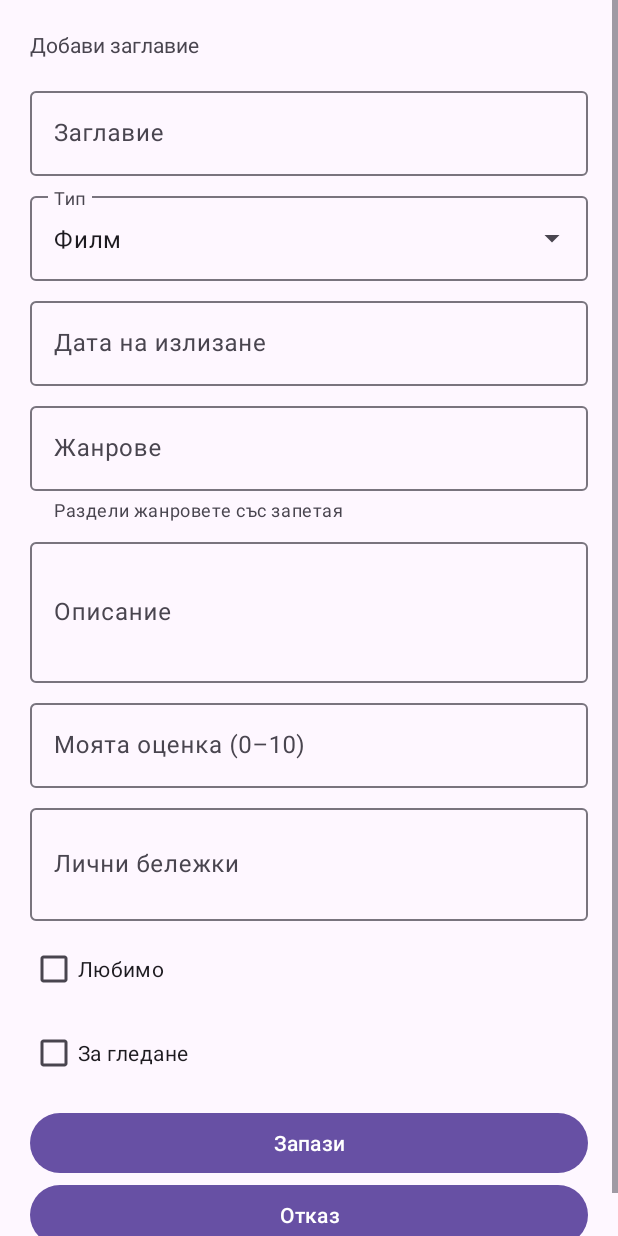
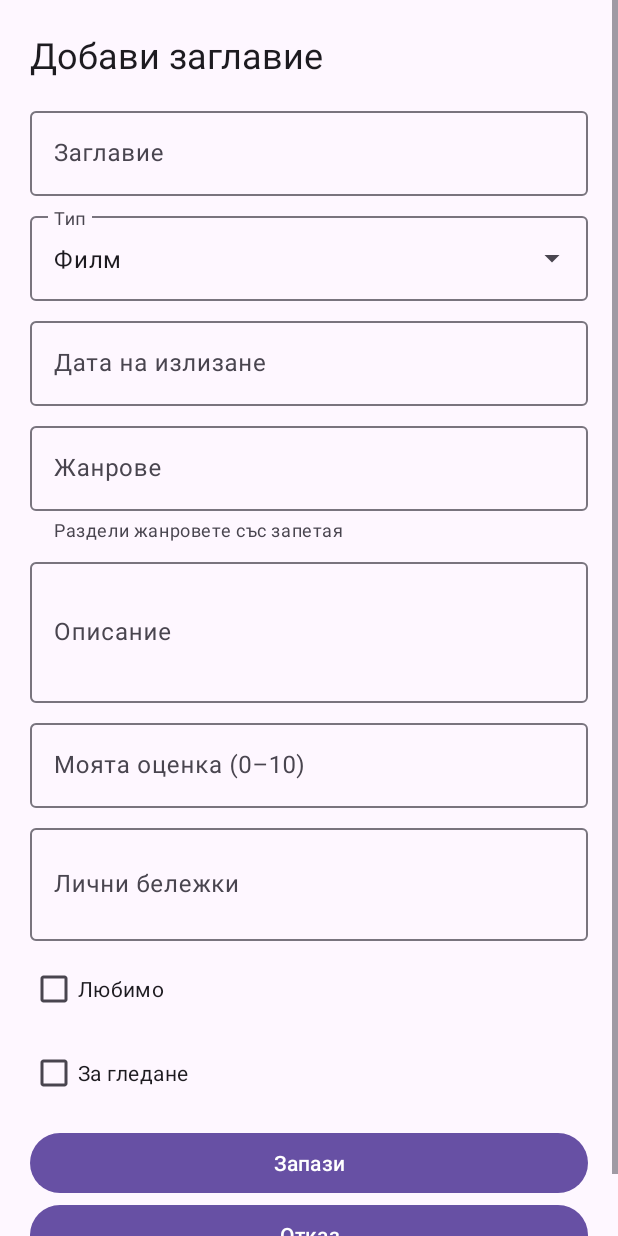
Before and after one commit to IvoKraichev/MobileApps2026-2401321081, an Android app: the MovieFormFragment screen opened through its navigation route, on a phone screen of 412 x 824 dp. Run offline under Robolectric (Android 15) with nearby library versions, the phone set to English and light mode, and no system bars; our stand-ins replace Room's generated code, navigation-ui; libraries missing offline, so code that uses them is left out: androidx.room3; 7 statements that could not run were skipped.

Commit message:
Create landscape layout for the screens

```diff
--- a/app/src/main/java/com/myapp/cinescope/MainActivity.kt
+++ b/app/src/main/java/com/myapp/cinescope/MainActivity.kt
@@ -7,8 +7,8 @@ import androidx.core.view.ViewCompat
 import androidx.core.view.WindowInsetsCompat
 import androidx.navigation.fragment.NavHostFragment
 import androidx.navigation.ui.setupWithNavController
-import com.google.android.material.bottomnavigation.BottomNavigationView
 import android.view.View
+import com.google.android.material.navigation.NavigationBarView
 
 class MainActivity : AppCompatActivity() {
     override fun onCreate(savedInstanceState: Bundle?) {
@@ -24,12 +24,13 @@ class MainActivity : AppCompatActivity() {
         val navHost = supportFragmentManager
             .findFragmentById(R.id.nav_host_fragment) as NavHostFragment
 
-        val bottomNavigation = findViewById<BottomNavigationView>(R.id.bottomNavigation)
+        val navigationBar =
+            findViewById<NavigationBarView>(R.id.bottomNavigation)
 
-        bottomNavigation.setupWithNavController(navHost.navController)
+        navigationBar.setupWithNavController(navHost.navController)
 
         navHost.navController.addOnDestinationChangedListener { _, destination, _ ->
-            bottomNavigation.visibility =
+            navigationBar.visibility =
                 if (
                     destination.id == R.id.movieFormFragment ||
                     destination.id == R.id.movieDetailsFragment
--- a/app/src/main/java/com/myapp/cinescope/ui/library/MovieFormFragment.kt
+++ b/app/src/main/java/com/myapp/cinescope/ui/library/MovieFormFragment.kt
@@ -4,6 +4,7 @@ import android.os.Bundle
 import android.view.View
 import android.widget.ArrayAdapter
 import android.widget.ProgressBar
+import android.widget.Filter
 import androidx.fragment.app.Fragment
 import androidx.fragment.app.activityViewModels
 import androidx.lifecycle.Lifecycle
@@ -107,13 +108,40 @@ class MovieFormFragment : Fragment(R.layout.fragment_movie_form) {
             getString(R.string.movie_type_tv)
         )
 
-        typeInput.setAdapter(
-            ArrayAdapter(
-                requireContext(),
-                android.R.layout.simple_list_item_1,
-                typeLabels
-            )
-        )
+        val typeAdapter = object : ArrayAdapter<String>(
+            requireContext(),
+            android.R.layout.simple_list_item_1,
+            typeLabels.toMutableList()
+        ) {
+            override fun getFilter(): Filter {
+                return object : Filter() {
+                    override fun performFiltering(constraint: CharSequence?): FilterResults? {
+                        return FilterResults().apply {
+                            values = typeLabels
+                            count = typeLabels.size
+                        }
+                    }
+
+                    override fun publishResults(
+                        constraint: CharSequence?,
+                        results: Filter.FilterResults?
+                    ) {
+                        val items = (results?.values as? List<*>)
+                            ?.filterIsInstance<String>()
+                            .orEmpty()
+
+                        clear()
+                        addAll(items.ifEmpty { typeLabels })
+                    }
+
+                    override fun convertResultToString(resultValue: Any?): CharSequence? {
+                        return resultValue.toString()
+                    }
+                }
+            }
+        }
+
+        typeInput.setAdapter(typeAdapter)
     }
 
     private fun observeState() {
--- /dev/null
+++ b/app/src/main/res/layout-land/activity_main.xml
@@ -0,0 +1,30 @@
+<?xml version="1.0" encoding="utf-8"?>
+<androidx.constraintlayout.widget.ConstraintLayout xmlns:android="http://schemas.android.com/apk/res/android"
+    xmlns:app="http://schemas.android.com/apk/res-auto"
+    xmlns:tools="http://schemas.android.com/tools"
+    android:id="@+id/main"
+    android:layout_width="match_parent"
+    android:layout_height="match_parent"
+    tools:context=".MainActivity">
+
+    <androidx.fragment.app.FragmentContainerView
+        android:id="@+id/nav_host_fragment"
+        android:name="androidx.navigation.fragment.NavHostFragment"
+        android:layout_width="0dp"
+        android:layout_height="0dp"
+        app:navGraph="@navigation/cinescope_nav_graph"
+        app:layout_constraintTop_toTopOf="parent"
+        app:layout_constraintBottom_toBottomOf="parent"
+        app:layout_constraintStart_toEndOf="@id/bottomNavigation"
+        app:layout_constraintEnd_toEndOf="parent"/>
+
+    <com.google.android.material.navigationrail.NavigationRailView
+        android:id="@+id/bottomNavigation"
+        android:layout_width="wrap_content"
+        android:layout_height="0dp"
+        app:menu="@menu/cinescope_bottom_nav"
+        app:labelVisibilityMode="labeled"
+        app:layout_constraintTop_toTopOf="parent"
+        app:layout_constraintBottom_toBottomOf="parent"
+        app:layout_constraintStart_toStartOf="parent"/>
+</androidx.constraintlayout.widget.ConstraintLayout>
--- /dev/null
+++ b/app/src/main/res/layout-land/fragment_movie_form.xml
@@ -0,0 +1,189 @@
+<?xml version="1.0" encoding="utf-8"?>
+<ScrollView
+    xmlns:android="http://schemas.android.com/apk/res/android"
+    xmlns:app="http://schemas.android.com/apk/res-auto"
+    android:layout_width="match_parent"
+    android:layout_height="match_parent"
+    android:fillViewport="true">
+
+    <LinearLayout
+        android:id="@+id/movieFormRoot"
+        android:layout_width="match_parent"
+        android:layout_height="wrap_content"
+        android:orientation="vertical"
+        android:padding="12dp">
+
+        <com.google.android.material.textview.MaterialTextView
+            android:id="@+id/formHeading"
+            android:layout_width="match_parent"
+            android:layout_height="wrap_content"
+            android:textAppearance="?attr/textAppearanceHeadlineSmall" />
+
+        <LinearLayout
+            android:layout_width="match_parent"
+            android:layout_height="wrap_content"
+            android:orientation="horizontal"
+            android:baselineAligned="false">
+
+            <LinearLayout
+                android:layout_width="0dp"
+                android:layout_height="wrap_content"
+                android:layout_weight="1"
+                android:orientation="vertical"
+                android:paddingEnd="8dp">
+
+                <com.google.android.material.textfield.TextInputLayout
+                    android:id="@+id/titleInputLayout"
+                    android:layout_width="match_parent"
+                    android:layout_height="wrap_content"
+                    android:layout_marginTop="8dp"
+                    android:hint="@string/movie_title_label">
+
+                    <com.google.android.material.textfield.TextInputEditText
+                        android:id="@+id/titleInput"
+                        android:layout_width="match_parent"
+                        android:layout_height="wrap_content"
+                        android:inputType="textCapSentences" />
+                </com.google.android.material.textfield.TextInputLayout>
+
+                <com.google.android.material.textfield.TextInputLayout
+                    android:id="@+id/typeInputLayout"
+                    style="@style/Widget.Material3.TextInputLayout.OutlinedBox.ExposedDropdownMenu"
+                    android:layout_width="match_parent"
+                    android:layout_height="wrap_content"
+                    android:layout_marginTop="8dp"
+                    android:hint="@string/movie_type_label">
+
+                    <com.google.android.material.textfield.MaterialAutoCompleteTextView
+                        android:id="@+id/typeInput"
+                        android:layout_width="match_parent"
+                        android:layout_height="wrap_content"
+                        android:inputType="none"/>
+                </com.google.android.material.textfield.TextInputLayout>
+
+                <com.google.android.material.textfield.TextInputLayout
+                    android:id="@+id/releaseDateInputLayout"
+                    android:layout_width="match_parent"
+                    android:layout_height="wrap_content"
+                    android:layout_marginTop="8dp"
+                    android:hint="@string/movie_release_date_label">
+
+                    <com.google.android.material.textfield.TextInputEditText
+                        android:id="@+id/releaseDateInput"
+                        android:layout_width="match_parent"
+                        android:layout_height="wrap_content"
+                        android:inputType="date" />
+                </com.google.android.material.textfield.TextInputLayout>
+
+                <com.google.android.material.textfield.TextInputLayout
+                    android:id="@+id/genresInputLayout"
+                    android:layout_width="match_parent"
+                    android:layout_height="wrap_content"
+                    android:layout_marginTop="8dp"
+                    android:hint="@string/movie_genres_label"
+                    app:helperText="Раздели жанровете със запетая">
+
+                    <com.google.android.material.textfield.TextInputEditText
+                        android:id="@+id/genresInput"
+                        android:layout_width="match_parent"
+                        android:layout_height="wrap_content"
+                        android:inputType="textCapSentences" />
+                </com.google.android.material.textfield.TextInputLayout>
+            </LinearLayout>
+
+            <LinearLayout
+                android:layout_width="0dp"
+                android:layout_height="wrap_content"
+                android:layout_weight="1"
+                android:orientation="vertical"
+                android:paddingStart="8dp">
+
+                <com.google.android.material.textfield.TextInputLayout
+                    android:id="@+id/overviewInputLayout"
+                    android:layout_width="match_parent"
+                    android:layout_height="wrap_content"
+                    android:layout_marginTop="8dp"
+                    android:hint="@string/movie_overview_label">
+
+                    <com.google.android.material.textfield.TextInputEditText
+                        android:id="@+id/overviewInput"
+                        android:layout_width="match_parent"
+                        android:layout_height="wrap_content"
+                        android:inputType="textCapSentences|textMultiLine"
+                        android:minLines="2"/>
+                </com.google.android.material.textfield.TextInputLayout>
+
+                <com.google.android.material.textfield.TextInputLayout
+                    android:id="@+id/userRatingInputLayout"
+                    android:layout_width="match_parent"
+                    android:layout_height="wrap_content"
+                    android:layout_marginTop="8dp"
+                    android:hint="@string/movie_user_rating_label">
+
+                    <com.google.android.material.textfield.TextInputEditText
+                        android:id="@+id/userRatingInput"
+                        android:layout_width="match_parent"
+                        android:layout_height="wrap_content"
+                        android:inputType="numberDecimal" />
+                </com.google.android.material.textfield.TextInputLayout>
+
+                <com.google.android.material.textfield.TextInputLayout
+                    android:id="@+id/notesInputLayout"
+                    android:layout_width="match_parent"
+                    android:layout_height="wrap_content"
+                    android:layout_marginTop="8dp"
+                    android:hint="@string/movie_notes_label">
+
+                    <com.google.android.material.textfield.TextInputEditText
+                        android:id="@+id/notesInput"
+                        android:layout_width="match_parent"
+                        android:layout_height="wrap_content"
+                        android:inputType="textCapSentences|textMultiLine"
+                        android:minLines="2"/>
+                </com.google.android.material.textfield.TextInputLayout>
+
+                <com.google.android.material.checkbox.MaterialCheckBox
+                    android:id="@+id/favoriteCheckbox"
+                    android:layout_width="match_parent"
+                    android:layout_height="wrap_content"
+                    android:layout_marginTop="4dp"
+                    android:text="@string/movie_favorite_label" />
+
+                <com.google.android.material.checkbox.MaterialCheckBox
+                    android:id="@+id/watchlistCheckbox"
+                    android:layout_width="match_parent"
+                    android:layout_height="wrap_content"
+                    android:text="@string/movie_watchlist_label" />
+            </LinearLayout>
+        </LinearLayout>
+
+        <ProgressBar
+            android:id="@+id/formProgress"
+            style="?android:attr/progressBarStyle"
+            android:layout_width="wrap_content"
+            android:layout_height="wrap_content"
+            android:layout_gravity="center"
+            android:visibility="gone"/>
+
+        <LinearLayout
+            android:layout_width="match_parent"
+            android:layout_height="wrap_content"
+            android:orientation="horizontal">
+
+            <com.google.android.material.button.MaterialButton
+                android:id="@+id/saveMovieButton"
+                android:layout_width="0dp"
+                android:layout_height="wrap_content"
+                android:layout_weight="1"
+                android:text="@string/movie_save" />
+
+            <com.google.android.material.button.MaterialButton
+                android:id="@+id/cancelMovieButton"
+                android:layout_width="0dp"
+                android:layout_height="wrap_content"
+                android:layout_marginStart="8dp"
+                android:layout_weight="1"
+                android:text="@string/movie_cancel" />
+        </LinearLayout>
+    </LinearLayout>
+</ScrollView>
--- a/app/src/main/res/layout/fragment_movie_form.xml
+++ b/app/src/main/res/layout/fragment_movie_form.xml
@@ -17,7 +17,7 @@
             android:id="@+id/formHeading"
             android:layout_width="match_parent"
             android:layout_height="wrap_content"
-            android:text="?attr/textAppearanceHeadlineSmall" />
+            android:textAppearance="?attr/textAppearanceHeadlineSmall" />
 
         <com.google.android.material.textfield.TextInputLayout
             android:id="@+id/titleInputLayout"
```
Also changed, not shown: app/src/main/res/layout-land/fragment_catalog.xml (added, +140 -0 lines), app/src/main/res/layout-land/fragment_collection.xml (added, +38 -0 lines), app/src/main/res/layout-land/fragment_library.xml (added, +54 -0 lines), app/src/main/res/layout-land/fragment_movie_details.xml (added, +112 -0 lines).
